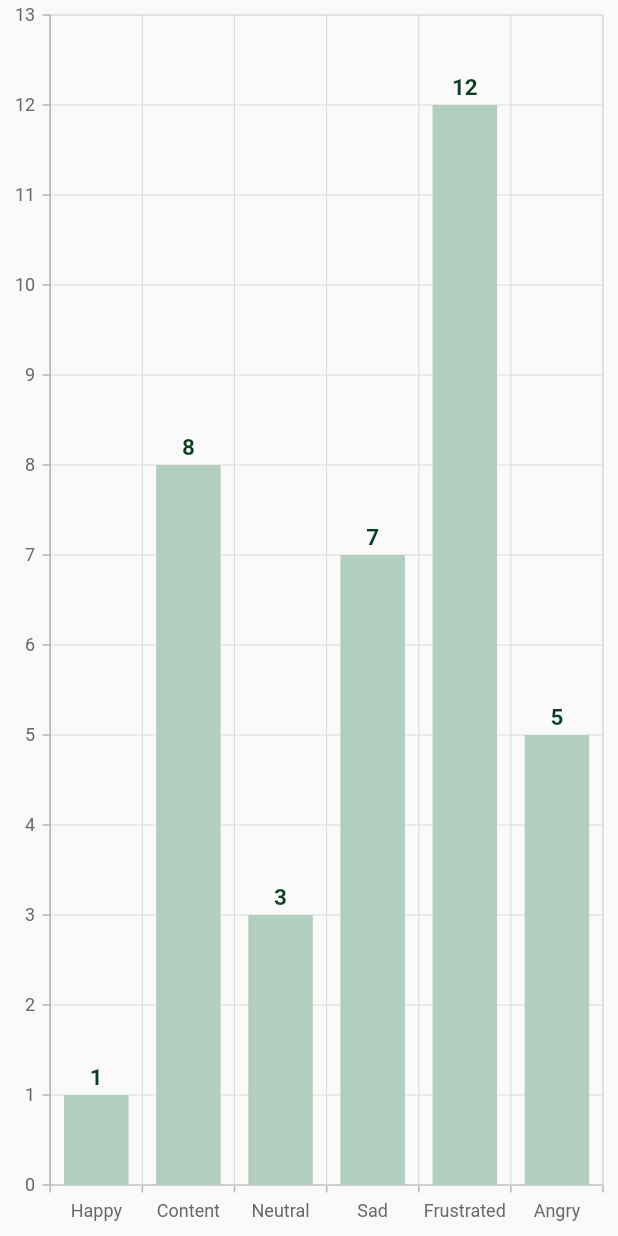
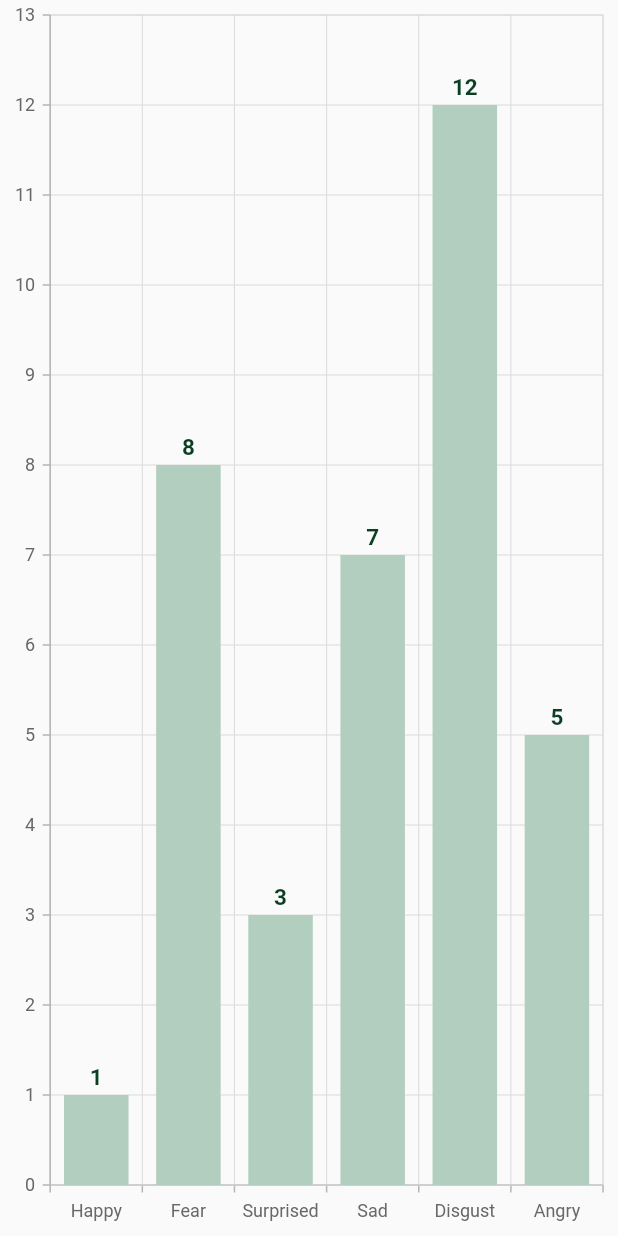
Before and after one commit to camihall/I2P_app_project, a Flutter app: the MoodTrackerBar screen opened directly, on a phone screen of 412 x 824 dp. Run offline on Flutter 3.47's test engine with Material 2 defaults, Android fonts, the light colour scheme and no system bars; our stand-ins replace auto_route, cloud_firestore, firebase_auth, firebase_core, flutter_redux, flutter_svg and 5 more; missing offline and left inert: dart:html; accounts and stored records are empty; statements that could not run were skipped.

Commit message:
changed mood bar chart accoding to the google doc

```diff
--- a/my_app/lib/components/ProgressBarChart.dart
+++ b/my_app/lib/components/ProgressBarChart.dart
@@ -92,10 +92,10 @@ class _MoodTrackerBarState extends State<MoodTrackerBar> {
   List<MoodData> getChartData() {
     final List<MoodData> chartData = [
       MoodData('Happy', 1),
-      MoodData('Content', 8),
-      MoodData('Neutral', 3),
+      MoodData('Fear', 8),
+      MoodData('Surprised', 3),
       MoodData('Sad', 7),
-      MoodData('Frustrated', 12),
+      MoodData('Disgust', 12),
       MoodData('Angry', 5),
     ];
     return chartData;
```
Also changed, not shown: my_app/lib/views/dashboard.dart (+12 -0 lines).
